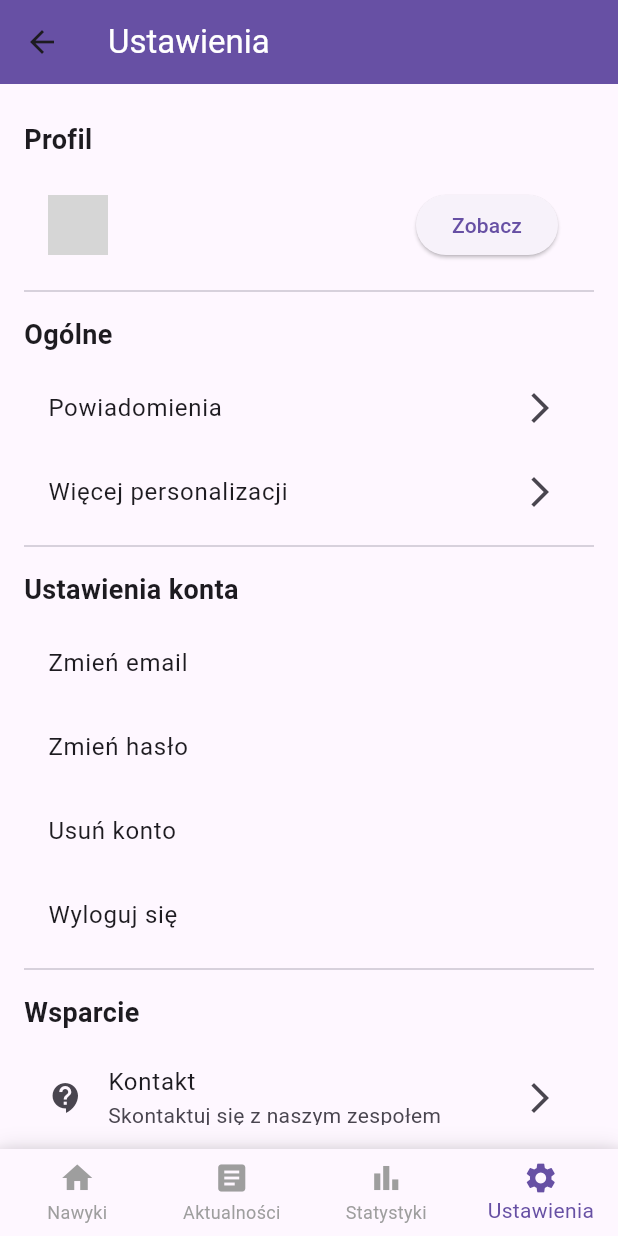
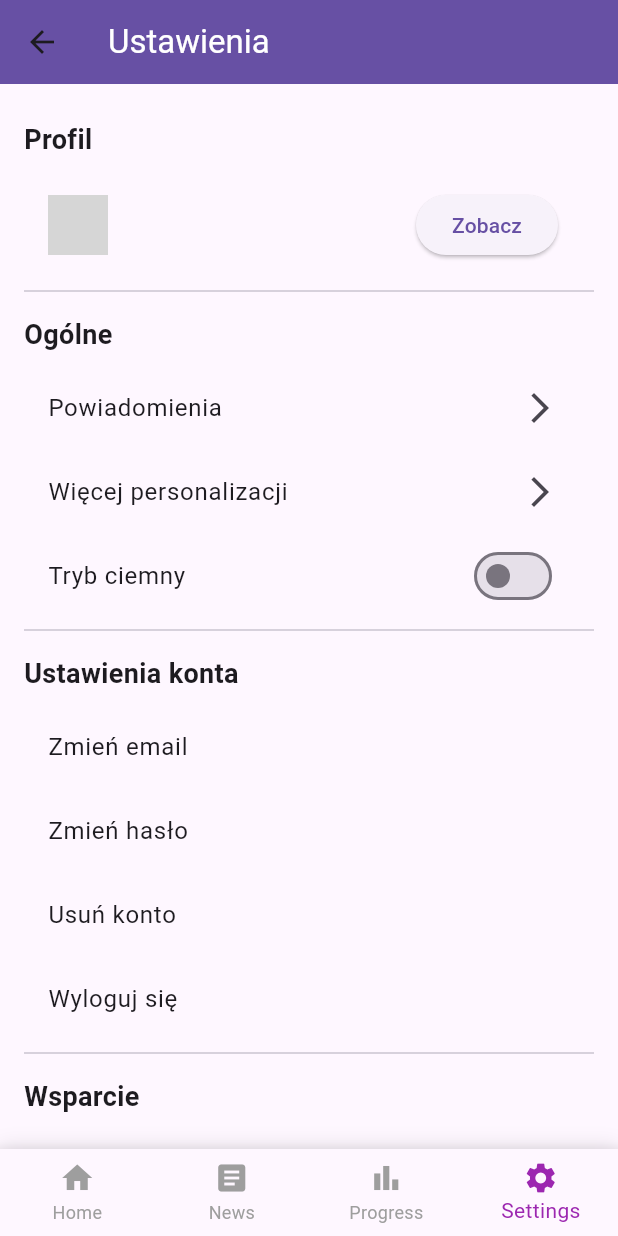
Before and after one commit to devglz/nawykomat-habit-app, a Flutter app: the HomePage screen opened by its route, item 4 of the bottom bar chosen, on a phone screen of 412 x 824 dp. Run offline on Flutter 3.47's test engine with Material 3 defaults, Android fonts, the light colour scheme and no system bars; our stand-ins replace cloud_firestore, firebase_auth, firebase_core, fl_chart, flutter_svg, google_sign_in and 1 more; accounts and stored records are empty; network calls fail; grey boxes are pictures that could not be loaded.

Commit message:
aktualizacja 13

```diff
--- a/lib/main.dart
+++ b/lib/main.dart
@@ -82,17 +82,32 @@ class MyAppWebWrapper extends StatelessWidget {
   }
 }
 
-class MyApp extends StatelessWidget {
+class MyApp extends StatefulWidget {
   const MyApp({super.key});
+
+  static _MyAppState? of(BuildContext context) => context.findAncestorStateOfType<_MyAppState>();
+
+  @override
+  _MyAppState createState() => _MyAppState();
+}
+
+class _MyAppState extends State<MyApp> {
+  ThemeMode _themeMode = ThemeMode.light; // Ustaw domyślnie jasny motyw
+
+  void setThemeMode(ThemeMode themeMode) {
+    setState(() {
+      _themeMode = themeMode;
+    });
+  }
 
   @override
   Widget build(BuildContext context) {
     return MaterialApp(
       debugShowCheckedModeBanner: false,
       title: 'Nawykomat',
-      theme: ThemeData(
-        primarySwatch: Colors.blue,
-      ),
+      theme: ThemeData.light(),
+      darkTheme: ThemeData.dark(),
+      themeMode: _themeMode, // Użyj zmiennej _themeMode
       initialRoute: '/',
       routes: {
         '/': (context) => const SplashPage(),
@@ -106,6 +121,16 @@ class MyApp extends StatelessWidget {
         '/personalization': (context) => const PersonalizationPage(),
         '/notifications': (context) => const NotificationsPage(),
       },
+      builder: (context, child) {
+        final currentRoute = ModalRoute.of(context)?.settings.name;
+        if (currentRoute == '/login' || currentRoute == '/register') {
+          return Theme(
+            data: ThemeData.light(),
+            child: child!,
+          );
+        }
+        return child!;
+      },
     );
   }
 }
--- a/lib/ui/home/home_page.dart
+++ b/lib/ui/home/home_page.dart
@@ -77,6 +77,8 @@ class _HomePageState extends State<HomePage> {
             _currentIndex = index;
           });
         },
+        selectedItemColor: Colors.purple, // Dodaj kolor aktywnej ikony
+        unselectedItemColor: Colors.grey, // Dodaj kolor nieaktywnej ikony
       ),
     );
   }
--- a/lib/ui/settings/settings_page.dart
+++ b/lib/ui/settings/settings_page.dart
@@ -2,6 +2,7 @@
 import 'package:flutter/material.dart';
 import 'package:cloud_firestore/cloud_firestore.dart';
 import 'package:firebase_auth/firebase_auth.dart';
+import 'package:habit_app/main.dart'; // Dodaj ten import
 import 'profile_page.dart';
 import 'personalization_page.dart'; // Dodaj ten import
 import './notifications_page.dart'; // Poprawiony import
@@ -374,6 +375,11 @@ class SettingsPageState extends State<SettingsPage> {
     );
   }
 
+  void _toggleDarkMode(bool isDarkMode) {
+    final themeMode = isDarkMode ? ThemeMode.dark : ThemeMode.light;
+    MyApp.of(context)?.setThemeMode(themeMode);
+  }
+
   @override
   Widget build(BuildContext context) {
     return Scaffold(
@@ -457,6 +463,13 @@ class SettingsPageState extends State<SettingsPage> {
                       ),
                     );
                   },
+                ),
+                ListTile(
+                  title: const Text('Tryb ciemny'),
+                  trailing: Switch(
+                    value: Theme.of(context).brightness == Brightness.dark,
+                    onChanged: _toggleDarkMode,
+                  ),
                 ),
                 const Divider(),
                 _buildSectionHeader('Ustawienia konta'),
--- a/lib/ui/widgets/custom_bottom_navigation_bar.dart
+++ b/lib/ui/widgets/custom_bottom_navigation_bar.dart
@@ -4,12 +4,16 @@ import 'package:flutter/material.dart';
 
 class CustomBottomNavigationBar extends StatelessWidget {
   final int currentIndex;
-  final Function(int) onTap;
+  final ValueChanged<int> onTap;
+  final Color selectedItemColor;
+  final Color unselectedItemColor;
 
   const CustomBottomNavigationBar({
-    super.key,
     required this.currentIndex,
     required this.onTap,
+    this.selectedItemColor = Colors.blue, // Domyślny kolor aktywnej ikony
+    this.unselectedItemColor = Colors.grey, // Domyślny kolor nieaktywnej ikony
+    super.key,
   });
 
   @override
@@ -28,24 +32,24 @@ class CustomBottomNavigationBar extends StatelessWidget {
         currentIndex: currentIndex,
         onTap: onTap,
         type: BottomNavigationBarType.fixed,
-        selectedItemColor: Theme.of(context).primaryColor,
-        unselectedItemColor: Colors.grey,
+        selectedItemColor: selectedItemColor,
+        unselectedItemColor: unselectedItemColor,
         items: const [
           BottomNavigationBarItem(
             icon: Icon(Icons.home),
-            label: 'Nawyki',
+            label: 'Home',
           ),
           BottomNavigationBarItem(
             icon: Icon(Icons.article),
-            label: 'Aktualności',
+            label: 'News',
           ),
           BottomNavigationBarItem(
             icon: Icon(Icons.bar_chart),
-            label: 'Statystyki',
+            label: 'Progress',
           ),
           BottomNavigationBarItem(
             icon: Icon(Icons.settings),
-            label: 'Ustawienia',
+            label: 'Settings',
           ),
         ],
       ),
```
Also changed, not shown: lib/ui/habit/add_habit_page.dart (+6 -2 lines), lib/ui/news/news_page.dart (+8 -2 lines), lib/ui/settings/personalization_page.dart (+7 -1 lines), 1 other file.
